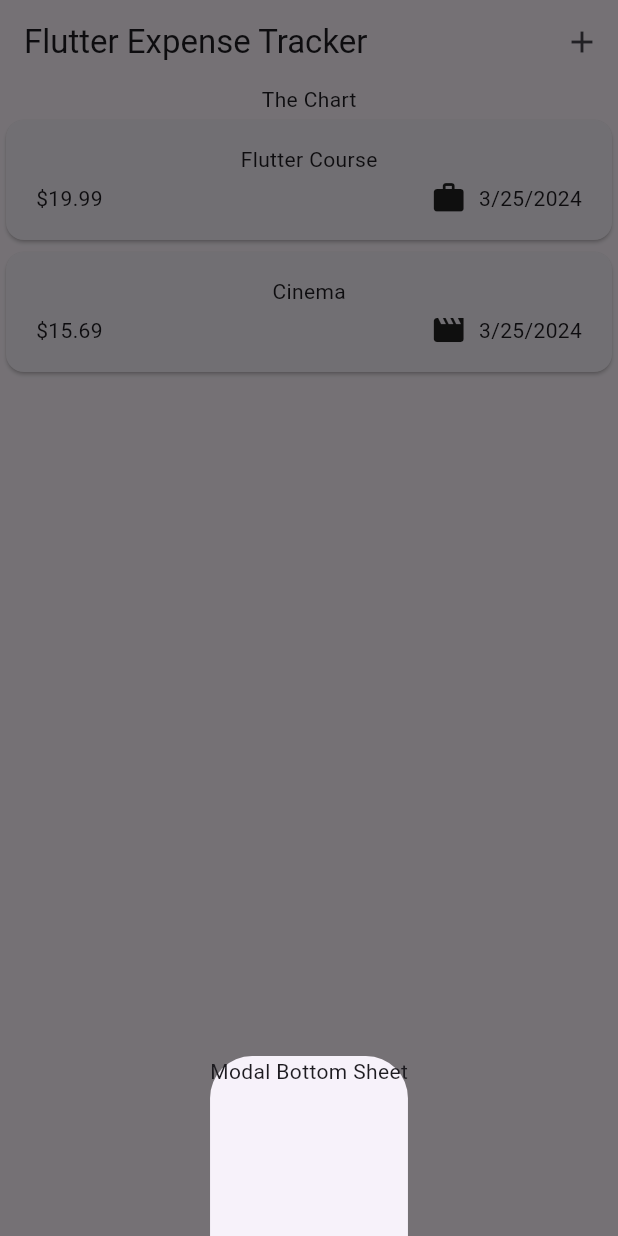
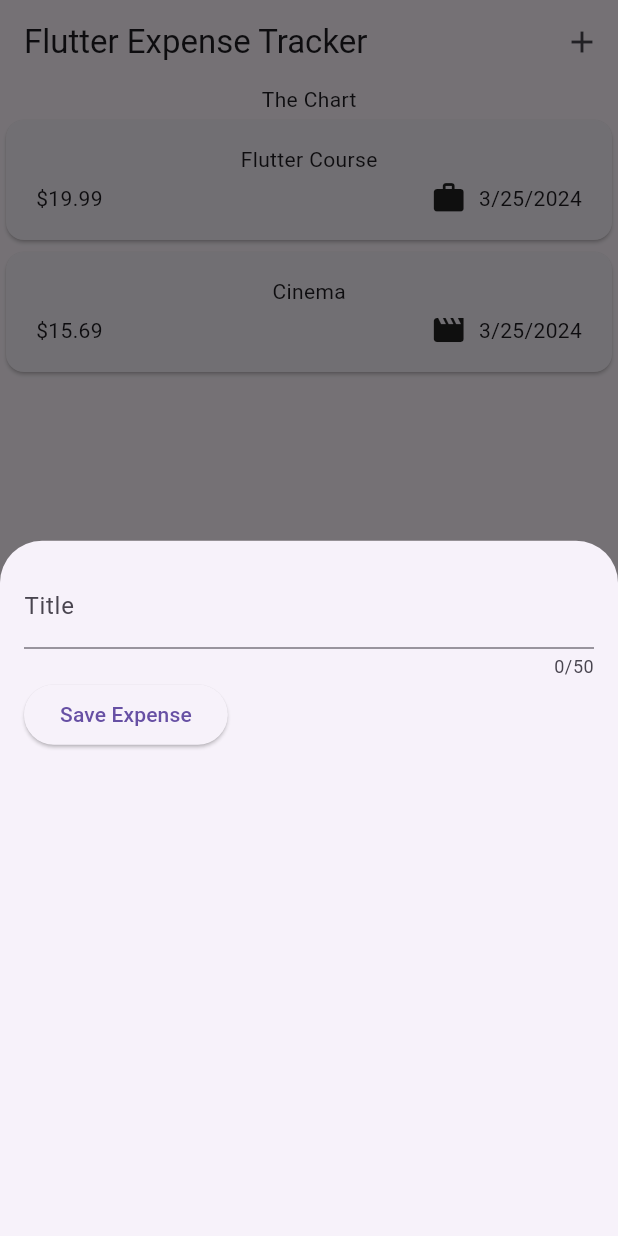
Before and after one commit to ssangttuce/ExpenseTracker, a Flutter app: the screen it shows after launch, after a tap on the "add" icon, on a phone screen of 412 x 824 dp. Run offline on Flutter 3.47's test engine with Material 3 defaults, Android fonts, the phone set to English and light mode, and no system bars.

Commit message:
add widget that makes new expense item

```diff
--- a/lib/widgets/expenses.dart
+++ b/lib/widgets/expenses.dart
@@ -1,5 +1,6 @@
 import 'package:expense_tracker/widgets/expenses_list/expenses_list.dart';
 import 'package:expense_tracker/models/expense.dart';
+import 'package:expense_tracker/widgets/new_expense.dart';
 import 'package:flutter/material.dart';
 
 class Expenses extends StatefulWidget {
@@ -30,7 +31,7 @@ class _ExpensesState extends State<Expenses> {
   void _openAddExpenseOverlay() {
     showModalBottomSheet(
       context: context,
-      builder: (ctx) => const Text("Modal Bottom Sheet\n\n\n\n\n"),
+      builder: (ctx) => NewExpense(),
     );
   }
 
--- /dev/null
+++ b/lib/widgets/new_expense.dart
@@ -0,0 +1,48 @@
+import 'package:flutter/material.dart';
+
+class NewExpense extends StatefulWidget {
+  const NewExpense({super.key});
+
+  @override
+  State<StatefulWidget> createState() {
+    return _NewExpenseState();
+  }
+}
+
+class _NewExpenseState extends State<NewExpense> {
+  final _titleController = TextEditingController();
+
+  @override
+  void dispose() {
+    _titleController.dispose();
+    super.dispose();
+  }
+
+  @override
+  Widget build(BuildContext context) {
+    return Padding(
+      padding: const EdgeInsets.all(16),
+      child: Column(
+        children: [
+          TextField(
+            controller: _titleController,
+            maxLength: 50,
+            decoration: const InputDecoration(
+              label: Text("Title"),
+            ),
+          ),
+          Row(
+            children: [
+              ElevatedButton(
+                onPressed: () {
+                  print(_titleController.text);
+                },
+                child: const Text("Save Expense"),
+              )
+            ],
+          )
+        ],
+      ),
+    );
+  }
+}
```
